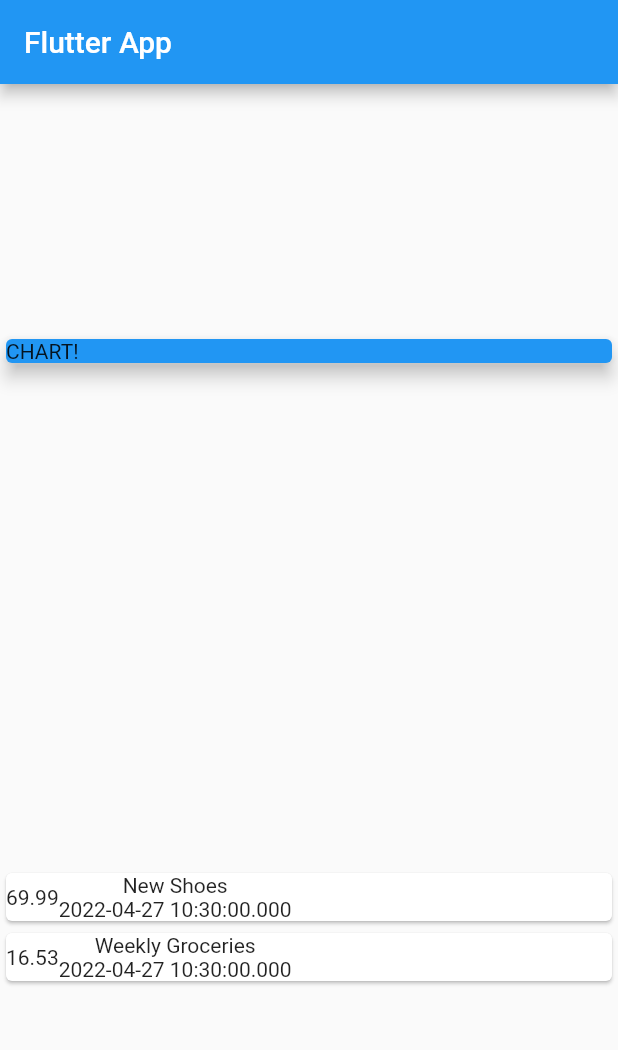
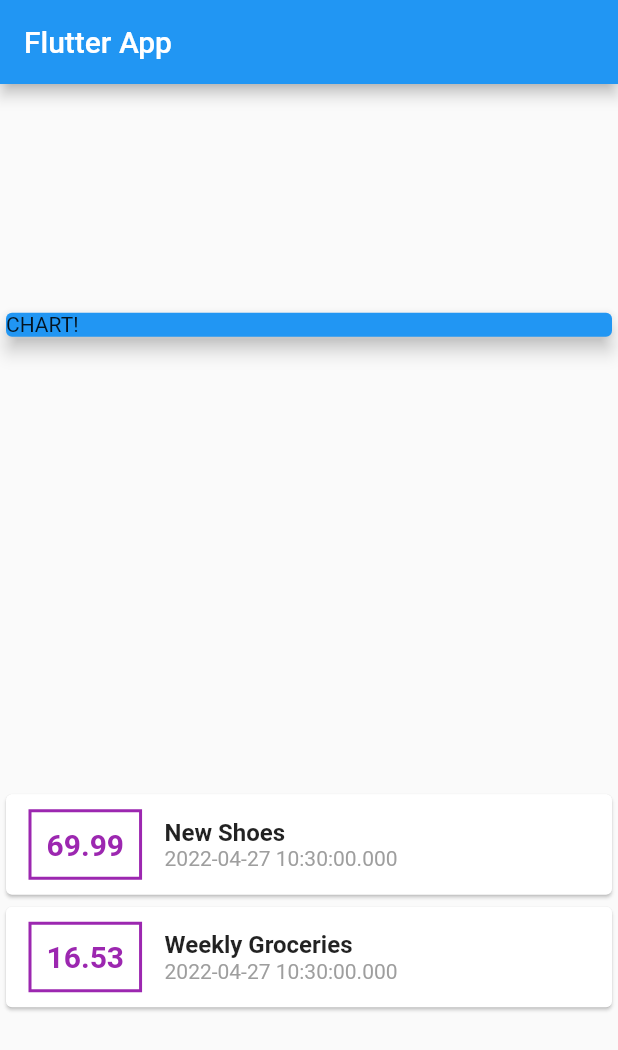
Before and after one commit to tomekniedzia/expense_menager, a Flutter app: the screen it shows after launch, on a phone screen of 412 x 824 dp. Shown: the top 1050 px of the screen. Run offline on Flutter 3.47's test engine with Material 2 defaults, Android fonts, the light colour scheme and no system bars.

Commit message:
Add Styling to Widgets

```diff
--- a/lib/main.dart
+++ b/lib/main.dart
@@ -53,14 +53,40 @@
                   child: Row(
                     children: <Widget>[
                       Container(
+                          margin: EdgeInsets.symmetric(
+                            vertical: 10,
+                            horizontal: 15,
+                          ),
+                          decoration: BoxDecoration(
+                              border: Border.all(
+                            color: Colors.purple,
+                            width: 2,
+                          )),
+                          padding: EdgeInsets.all(10),
                           child: Text(
-                        tx.amount.toString(),
-                      )),
+                            tx.amount.toString(),
+                            style: TextStyle(
+                              fontWeight: FontWeight.bold,
+                              fontSize: 20,
+                              color: Colors.purple,
+                            ),
+                          )),
                       Column(
+                        crossAxisAlignment: CrossAxisAlignment.start,
                         children: <Widget>[
-                          Text(tx.title),
+                          Text(
+                            tx.title,
+                            textAlign: TextAlign.left,
+                            style: TextStyle(
+                              fontWeight: FontWeight.bold,
+                              fontSize: 16,
+                            ),
+                          ),
                           Text(
                             tx.date.toString(),
+                            style: TextStyle(
+                              color: Colors.grey,
+                            ),
                           )
                         ],
                       )
```
